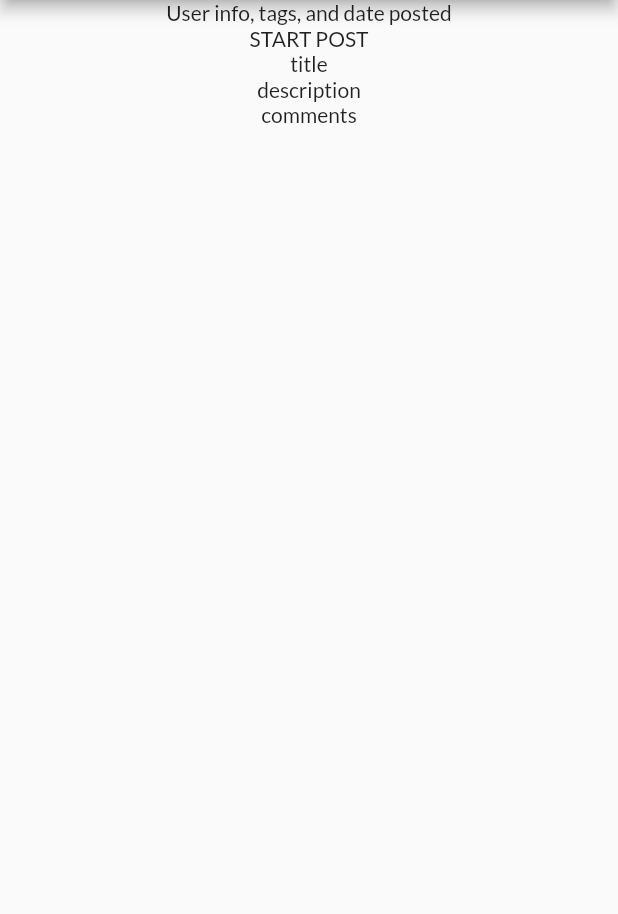
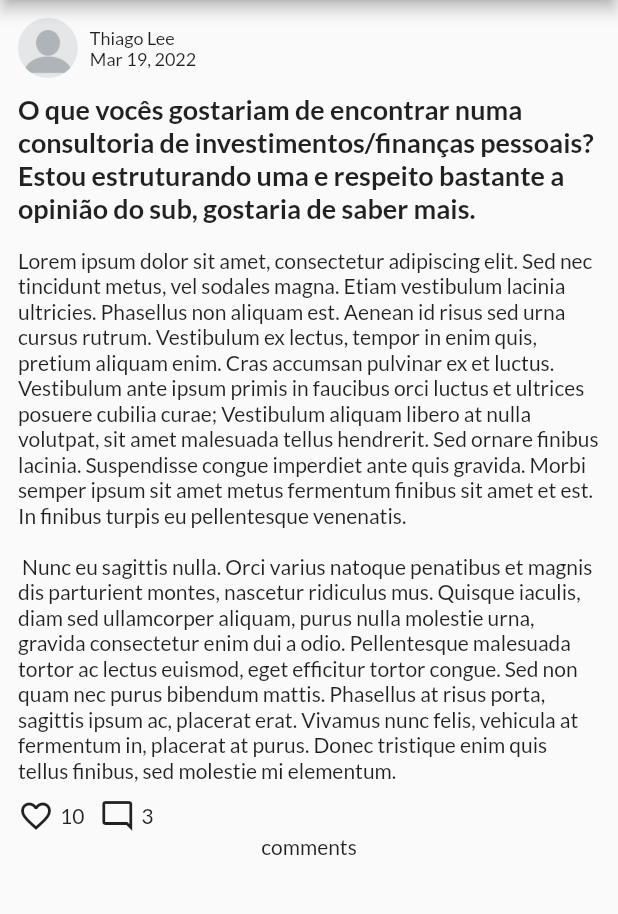
Before and after one commit to leowei31/nectarfy-app, a Flutter app: the IndividualPost screen opened directly, on a phone screen of 412 x 824 dp, the part 84-998 px from its top. Run offline on Flutter 3.47's test engine with Material 2 defaults, Android fonts, the phone set to English and light mode, and no system bars.

Commit message:
started working on individual post

```diff
--- a/app/lib/model/user.dart
+++ b/app/lib/model/user.dart
@@ -1,19 +1,21 @@
+import 'package:flutter/material.dart';
+
 class User {
 
   final String userId;
   final String firstName;
   final String lastName;
-  // Image profilePic = ;
+  final Image profilePic = Image.asset('assets/images/no_profile_pic.png', height: 200,);
 
   User({
     required this.userId,
     required this.firstName,
     required this.lastName,
-    // this.profilePic,
 
   });
 
   String getUserId() => userId;
   String getFirstName() => firstName;
   String getLastName() => lastName;
+  Image getProfilePic() => profilePic;
 }
--- a/app/lib/views/community_module.dart
+++ b/app/lib/views/community_module.dart
@@ -19,7 +19,7 @@ class CommunityModule extends StatelessWidget {
 
       Navigator.push(
         context,
-        MaterialPageRoute(builder: (context) => const IndividualPost())
+        MaterialPageRoute(builder: (context) => IndividualPost())
       );
     }
 
--- a/app/lib/views/individual_post.dart
+++ b/app/lib/views/individual_post.dart
@@ -1,26 +1,56 @@
 import 'package:flutter/material.dart';
+
+import '../widgets/individual_post/user_info_header.dart';
+import '../widgets/individual_post/likes_comments_info.dart';
+import '../model/user.dart';
+import '../model/post.dart';
+import '../model/comment.dart';
 
 class IndividualPost extends StatelessWidget {
 
+  const IndividualPost({ Key? key }) : super(key: key);
 
-  const IndividualPost({ Key? key }) : super(key: key);
 
   @override
   Widget build(BuildContext context) {
+
+    // delete this later
+    final User currUser = User(userId: '123abc', firstName: 'Thiago', lastName: 'Lee');
+    final Post currPost = Post(
+      user: currUser,
+      title: "O que vocês gostariam de encontrar numa consultoria de investimentos/finanças pessoais? Estou estruturando uma e respeito bastante a opinião do sub, gostaria de saber mais.",
+      description: "Lorem ipsum dolor sit amet, consectetur adipiscing elit. Sed nec tincidunt metus, vel sodales magna. Etiam vestibulum lacinia ultricies. Phasellus non aliquam est. Aenean id risus sed urna cursus rutrum. Vestibulum ex lectus, tempor in enim quis, pretium aliquam enim. Cras accumsan pulvinar ex et luctus. Vestibulum ante ipsum primis in faucibus orci luctus et ultrices posuere cubilia curae; Vestibulum aliquam libero at nulla volutpat, sit amet malesuada tellus hendrerit. Sed ornare finibus lacinia. Suspendisse congue imperdiet ante quis gravida. Morbi semper ipsum sit amet metus fermentum finibus sit amet et est. In finibus turpis eu pellentesque venenatis. \n \n Nunc eu sagittis nulla. Orci varius natoque penatibus et magnis dis parturient montes, nascetur ridiculus mus. Quisque iaculis, diam sed ullamcorper aliquam, purus nulla molestie urna, gravida consectetur enim dui a odio. Pellentesque malesuada tortor ac lectus euismod, eget efficitur tortor congue. Sed non quam nec purus bibendum mattis. Phasellus at risus porta, sagittis ipsum ac, placerat erat. Vivamus nunc felis, vehicula at fermentum in, placerat at purus. Donec tristique enim quis tellus finibus, sed molestie mi elementum.",
+      datePosted: DateTime.now(),
+      numOfLikes: 10,
+      comments: [
+        Comment(user: currUser, comment: "Remy was not a joke."),
+        Comment(user: currUser, comment: "The fact that remy didn't win proves that the system is rigged and corrupt."),
+        Comment(user: currUser, comment: "O que vocês gostariam de encontrar numa consultoria de investimentos/finanças pessoais? Estou estruturando uma e respeito bastante a opinião do sub, gostaria de saber mais."),
+      ]);
+
     return Scaffold(
       appBar: AppBar(
         title: const Text("Community"),
         backgroundColor: Theme.of(context).primaryColor,
       ),
-      body: Center(
-        child: Column(
-          children: const <Widget>[
-            Text("User info, tags, and date posted"),
-            Text("START POST"),
-            Text("title"),
-            Text("description"),
-            Text("comments"),
-          ],
+      body: SingleChildScrollView(
+        child: Padding(
+          padding: const EdgeInsets.all(12.0),
+          child: Center(
+            child: Column(
+              children: <Widget>[
+                UserInfoHeader(user: currUser, datePosted: currPost.getDatePosted()),
+                const Padding(padding: EdgeInsets.only(bottom: 10)),
+                Text(currPost.getTitle(), style: const TextStyle(fontSize: 18, fontWeight: FontWeight.bold)),
+                const Padding(padding: EdgeInsets.only(bottom: 15)),
+                Text(currPost.getDescription(), style: const TextStyle(fontSize: 14)),
+                const Padding(padding: EdgeInsets.only(bottom: 10)),
+                LikesCommentsInfo(numOfLikes: currPost.numOfLikes, numOfComments: currPost.comments.length),
+                const Text("comments"),
+
+              ],
+            ),
+          ),
         ),
       ),
     );
--- /dev/null
+++ b/app/lib/widgets/individual_post/comment_card.dart
@@ -0,0 +1,12 @@
+import 'package:flutter/material.dart';
+
+class CommentCard extends StatelessWidget {
+  const CommentCard({ Key? key }) : super(key: key);
+
+  @override
+  Widget build(BuildContext context) {
+    return Container(
+
+    );
+  }
+}
--- /dev/null
+++ b/app/lib/widgets/individual_post/likes_comments_info.dart
@@ -0,0 +1,27 @@
+import 'package:flutter/material.dart';
+
+class LikesCommentsInfo extends StatelessWidget {
+
+  final num numOfLikes;
+  final num numOfComments;
+
+  const LikesCommentsInfo({ Key? key, required this.numOfLikes, required this.numOfComments }) : super(key: key);
+
+  @override
+  Widget build(BuildContext context) {
+    return Container(
+      child: Row(
+        children: <Widget>[
+          const Icon(Icons.favorite_outline,),
+          const Padding(padding: EdgeInsets.only(right: 4.0)),
+          Text('$numOfLikes'),
+          const Padding(padding: EdgeInsets.only(right: 10.0)),
+          const Icon(Icons.mode_comment_outlined),
+          const Padding(padding: EdgeInsets.only(right: 4.0)),
+          Text('$numOfComments'),
+
+        ]
+      ),
+    );
+  }
+}
--- /dev/null
+++ b/app/lib/widgets/individual_post/user_info_header.dart
@@ -0,0 +1,39 @@
+import 'package:flutter/material.dart';
+import 'package:intl/intl.dart';
+
+import '../../model/user.dart';
+
+class UserInfoHeader extends StatelessWidget {
+
+  final User user;
+  final DateTime datePosted;
+
+  const UserInfoHeader({
+    Key? key,
+    required this.user,
+    required this.datePosted
+  }) : super(key: key);
+
+  @override
+  Widget build(BuildContext context) {
+
+    return Container(
+      child: Row(
+        children: <Widget>[
+          ClipRRect(
+            borderRadius: const BorderRadius.all(Radius.circular(40)),
+            child: Image.asset('assets/images/no_profile_pic.png', height: 40,),
+          ),
+          const Padding(padding: EdgeInsets.only(right: 8.0)),
+          Column(
+            crossAxisAlignment: CrossAxisAlignment.start,
+            children: <Widget>[
+              Text('${user.firstName} ${user.lastName}', style: const TextStyle(fontSize: 12),),
+              Text(DateFormat.yMMMd().format(datePosted), style: const TextStyle(fontSize: 12),),
+            ],
+          )
+        ],
+      )
+    );
+  }
+}
--- a/app/pubspec.yaml
+++ b/app/pubspec.yaml
@@ -63,6 +63,7 @@ flutter:
     - assets/images/hive_3.jpg
     - assets/images/no_hive.png
     - assets/images/sample_post.png
+    - assets/images/no_profile_pic.png
 
   # An image asset can refer to one or more resolution-specific "variants", see
   # https://flutter.dev/assets-and-images/#resolution-aware.
```
Also changed, not shown: app/assets/images/no_profile_pic.png (added).
